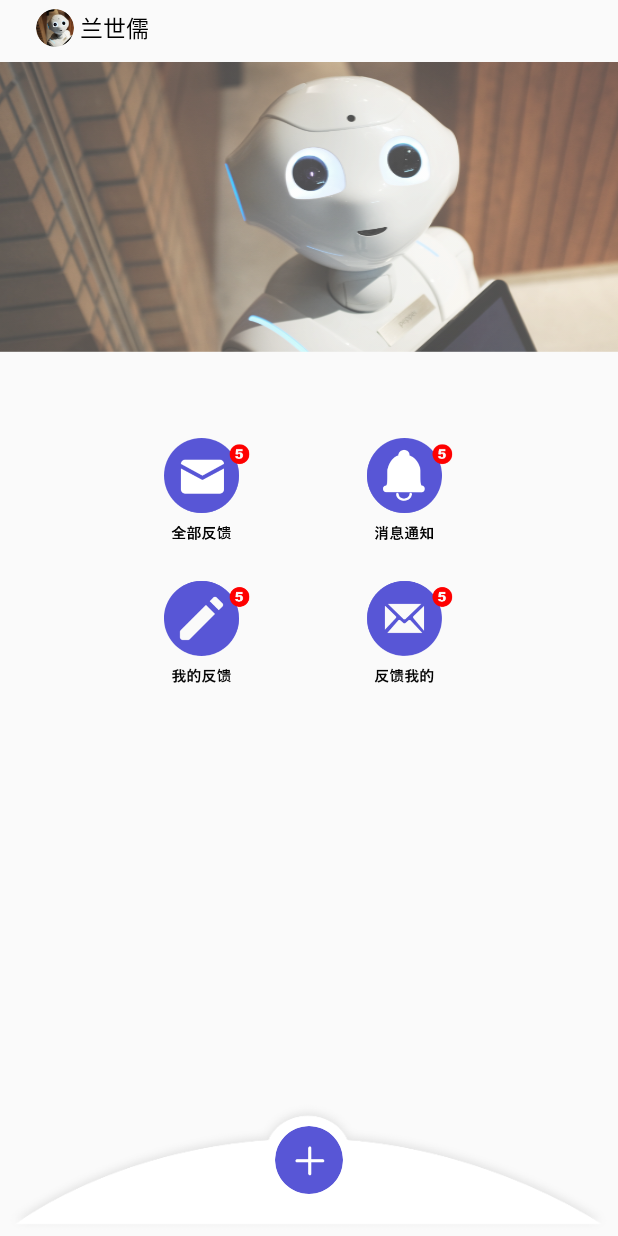
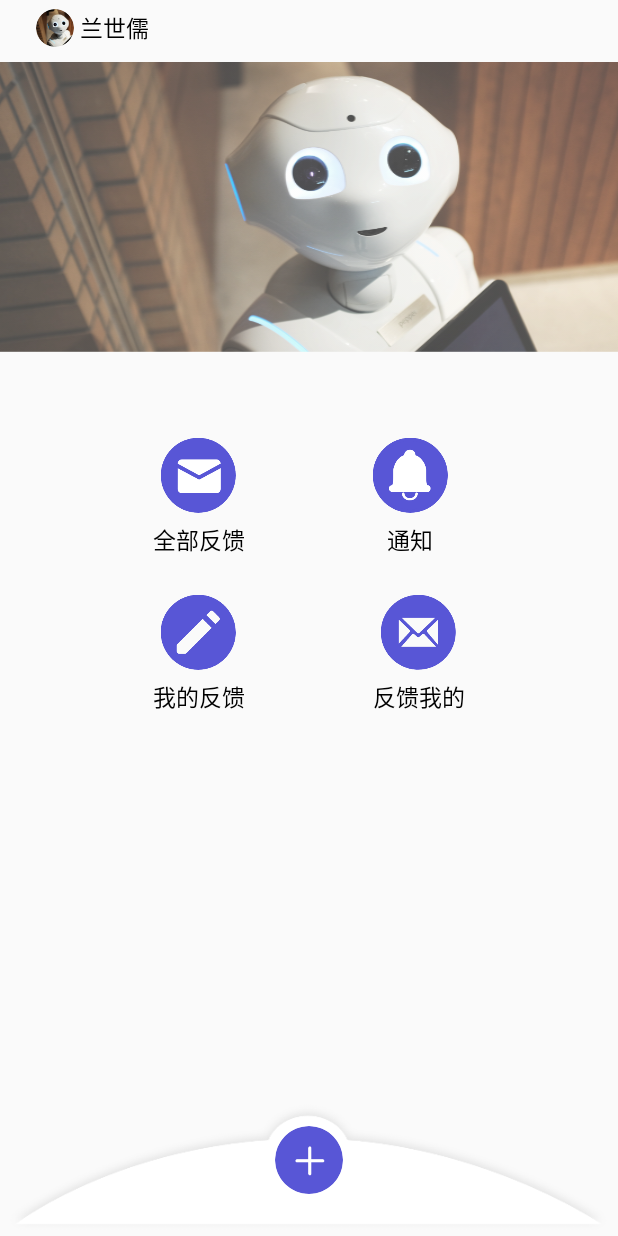
Before and after one commit to zengmlgithub/SanyStuFeedback, an Android app: the layout activity_main.xml on its own in the app's theme, with its tools: preview values and no code run, on a phone screen of 412 x 824 dp. Run offline under Robolectric (Android 15) with nearby library versions, the light colour scheme and no system bars.

Commit message:
增加首页面的控件绑定

```diff
--- a/app/src/main/AndroidManifest.xml
+++ b/app/src/main/AndroidManifest.xml
@@ -32,8 +32,7 @@
             android:name="design_height_in_dp"
             android:value="640"/>
 
-        <activity android:name=".activity.FirstActivity"
-            android:theme="@style/myFullscreen"
+        <activity android:name=".activity.MainActivity"
             >
             <intent-filter>
                 <action android:name="android.intent.action.MAIN" />
@@ -47,7 +46,7 @@
             android:screenOrientation="portrait"
             android:theme="@style/Theme.AppCompat.Light.NoActionBar"
             />
-        <activity android:name=".activity.MainActivity"
+        <activity android:name=".activity.FirstActivity"
             android:launchMode="singleInstance"
             android:screenOrientation="portrait"
             android:theme="@style/Theme.AppCompat.Light.NoActionBar"
--- a/app/src/main/java/com/sanyedu/stufeedback/activity/MainActivity.java
+++ b/app/src/main/java/com/sanyedu/stufeedback/activity/MainActivity.java
@@ -1,20 +1,51 @@
 package com.sanyedu.stufeedback.activity;
 
 import android.os.Bundle;
+import android.view.View;
+import android.widget.RelativeLayout;
 
 import com.sanyedu.sanylib.base.SanyBaseActivity;
+import com.sanyedu.sanylib.log.SanyLogs;
+import com.sanyedu.sanylib.utils.StartUtils;
 import com.sanyedu.stufeedback.R;
 import com.sanyedu.stufeedback.mvp.MainInfo.MainContacts;
 import com.sanyedu.stufeedback.mvp.MainInfo.MainPresenter;
 
+import butterknife.BindView;
 import butterknife.ButterKnife;
+import butterknife.OnClick;
 
 public class MainActivity extends SanyBaseActivity<MainPresenter> implements MainContacts.IMainUI {
+    @BindView(R.id.operator_rl)
+    RelativeLayout operatorLayout;
+
+    @OnClick({R.id.all_feedback_iv,R.id.notice_iv,R.id.my_feedback_iv,R.id.feedback_my_iv,R.id.add_civ})
+    public void myOnclick(View view){
+        if (view.getId() == R.id.all_feedback_iv){
+//            StartUtils.startActivity();
+            SanyLogs.i("goto all feedback");
+        }else if(view.getId() == R.id.notice_iv){
+//            StartUtils.startActivity();
+            SanyLogs.i("goto all notice");
+        }else if(view.getId() == R.id.my_feedback_iv){
+//            StartUtils.startActivity();
+            SanyLogs.i("goto all myfeedback");
+        }else if(view.getId() == R.id.feedback_my_iv){
+//            StartUtils.startActivity();
+            SanyLogs.i("goto all feedbackmy");
+        }else if (view.getId() == R.id.add_civ){
+            StartUtils.startActivity(MainActivity.this,GotoFeedbackActivity.class);
+        }
+    }
+
+
+
 
     @Override
     protected void onCreate(Bundle savedInstanceState) {
         super.onCreate(savedInstanceState);
         ButterKnife.bind(this);
+        ButterKnife.bind(R.layout.layout_main_operator,operatorLayout);
     }
 
     @Override
--- a/app/src/main/res/layout/activity_main.xml
+++ b/app/src/main/res/layout/activity_main.xml
@@ -39,16 +39,17 @@
         android:layout_marginTop="10dp"
         />
 
-    <RelativeLayout
-        android:layout_width="193dp"
-        android:layout_height="165dp"
-        android:layout_centerHorizontal="true"
+    <include layout="@layout/layout_main_operator"
+        android:layout_width="wrap_content"
+        android:layout_height="wrap_content"
+       android:layout_centerInParent="true"
         android:layout_marginTop="57dp"
         android:layout_below="@+id/main_iv"
         android:id="@+id/operator_rl"
-        android:background="@mipmap/operator"
         >
-    </RelativeLayout>
+
+    </include>
+
 
     <RelativeLayout
         android:layout_width="match_parent"
--- /dev/null
+++ b/app/src/main/res/layout/layout_main_operator.xml
@@ -0,0 +1,54 @@
+<?xml version="1.0" encoding="utf-8"?>
+<RelativeLayout xmlns:android="http://schemas.android.com/apk/res/android"
+    android:layout_width="match_parent"
+    android:layout_height="match_parent">
+
+    <TextView
+        android:layout_width="wrap_content"
+        android:layout_height="wrap_content"
+        android:id="@+id/all_feedback_iv"
+        android:drawableTop="@mipmap/all_feedback"
+        android:text="@string/all_feedback"
+       style="@style/main_operator_style"
+        >
+    </TextView>
+
+    <TextView
+        android:layout_width="wrap_content"
+        android:layout_height="wrap_content"
+        android:id="@+id/notice_iv"
+        android:drawableTop="@mipmap/notice"
+        android:layout_toRightOf="@+id/all_feedback_iv"
+        android:text="@string/notice"
+        style="@style/main_operator_style"
+        android:layout_marginLeft="85dp"
+        >
+    </TextView>
+
+    <TextView
+        android:layout_width="wrap_content"
+        android:layout_height="wrap_content"
+        android:id="@+id/my_feedback_iv"
+        android:drawableTop="@mipmap/my_feedback"
+        android:layout_below="@+id/all_feedback_iv"
+        android:text="@string/my_feedback"
+        android:layout_marginTop="25dp"
+        style="@style/main_operator_style"
+        >
+    </TextView>
+
+    <TextView
+        android:layout_width="wrap_content"
+        android:layout_height="wrap_content"
+        android:id="@+id/feedback_my_iv"
+        android:drawableTop="@mipmap/feedback_my"
+        android:layout_toRightOf="@+id/all_feedback_iv"
+        android:layout_below="@+id/notice_iv"
+        android:layout_marginTop="25dp"
+        android:layout_marginLeft="85dp"
+        android:text="@string/feedback_my"
+        style="@style/main_operator_style"
+        >
+    </TextView>
+
+</RelativeLayout>
--- a/app/src/main/res/values/strings.xml
+++ b/app/src/main/res/values/strings.xml
@@ -8,4 +8,7 @@
     <string name="tel_null">请输入电话号码</string>
     <string name="error_tel">电话号码不正确</string>
     <string name="modify_tel">修改电话</string>
+    <string name="all_feedback">全部反馈</string>
+    <string name="notice">通知</string>
+    <string name="feedback_my">反馈我的</string>
 </resources>
--- a/app/src/main/res/values/styles.xml
+++ b/app/src/main/res/values/styles.xml
@@ -56,4 +56,11 @@
         <item name="windowNoTitle">true</item>
         <item name="android:windowFullscreen">true</item>
     </style>
+
+    <style name="main_operator_style">
+        <item name="android:textSize">15sp</item>
+        <item name="android:textColor">@android:color/black</item>
+        <item name="android:gravity">center_horizontal</item>
+        <item name="android:drawablePadding">6dp</item>
+    </style>
 </resources>
```
Also changed, not shown: app/src/main/res/mipmap-xxhdpi/all_feedback.png (added), app/src/main/res/mipmap-xxhdpi/feedback_my.png (added), app/src/main/res/mipmap-xxhdpi/my_feedback.png (added), app/src/main/res/mipmap-xxhdpi/notice.png (added).
